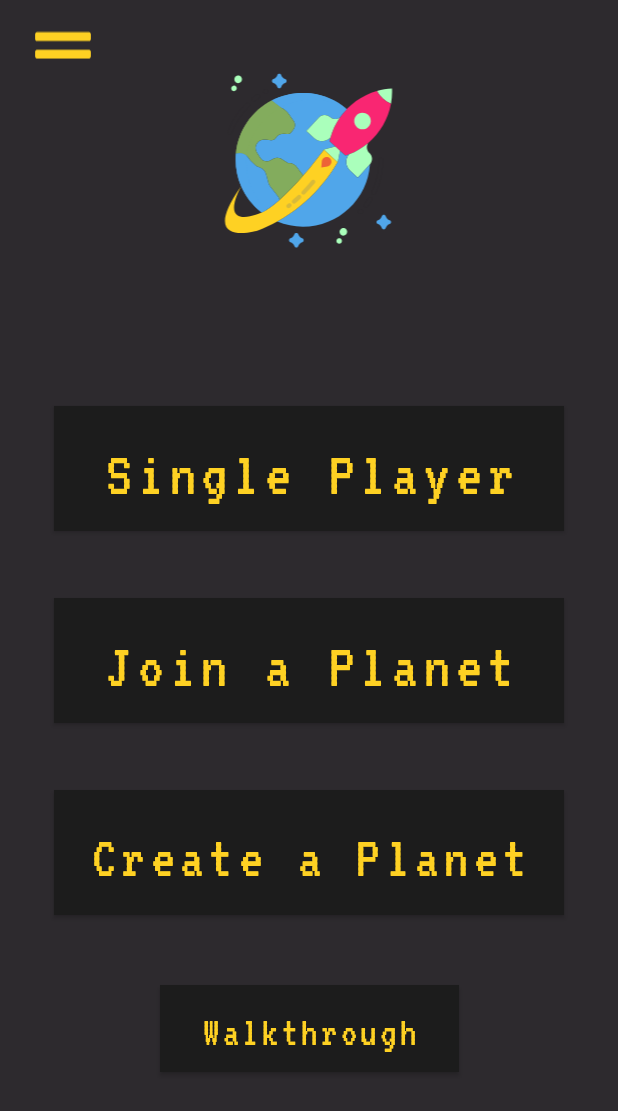
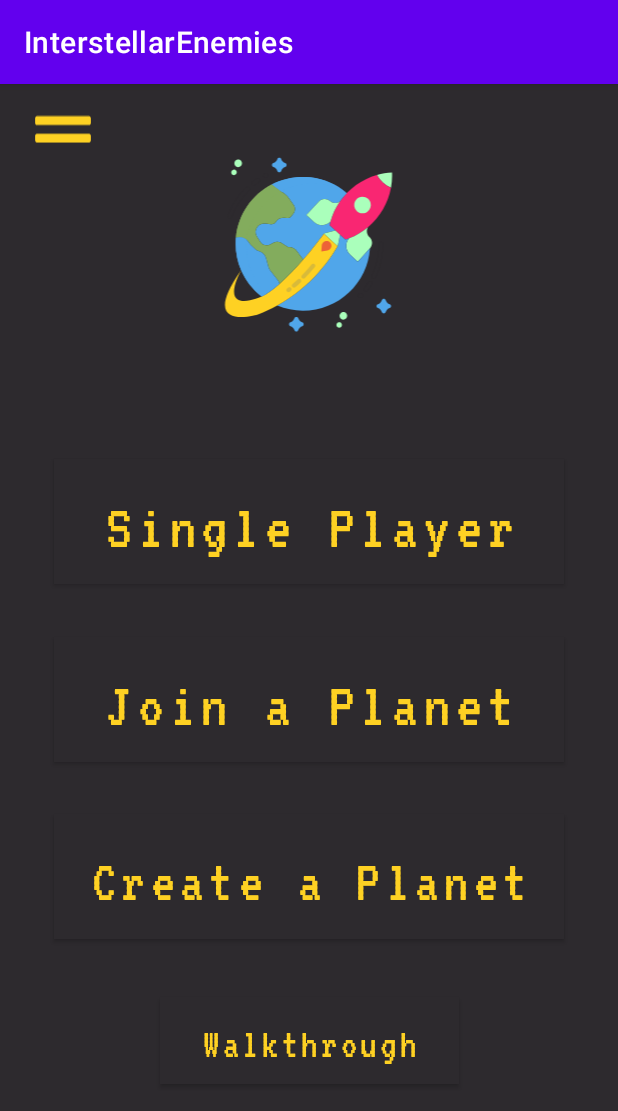
Before and after one commit to emre-cil/interstellar-enemies, an Android app: the screen it shows after launch once a user with an empty profile is signed in (HomePage), on a phone screen of 412 x 824 dp. Shown: the top 1111 px of the screen. Run offline under Robolectric (Android 15) with nearby library versions, the phone set to English and light mode, and no system bars; our stand-ins replace Firebase (no records; nobody signed in at launch, a user with empty details on screens opened directly).

Commit message:
Add colors to colors.xml
Co-Authored-By: Kheseyroon <info.emrecil@gmail.com>
Signed-off-by: mmkarakaya <karakaya.mehmet.melih@gmail.com>

```diff
--- a/app/src/main/res/layout/activity_create_planet_page.xml
+++ b/app/src/main/res/layout/activity_create_planet_page.xml
@@ -4,7 +4,7 @@
     xmlns:tools="http://schemas.android.com/tools"
     android:layout_width="match_parent"
     android:layout_height="match_parent"
-    android:background="#2D2A2E"
+    android:background="@color/black"
     tools:context=".CreatePlanetPage">
 
     <TextView
@@ -12,7 +12,7 @@
         android:layout_width="wrap_content"
         android:layout_height="wrap_content"
         android:text="create a planet page"
-        android:textColor="#009688"
+        android:textColor="@color/cyan"
         tools:layout_editor_absoluteX="148dp"
         tools:layout_editor_absoluteY="246dp" />
 </androidx.constraintlayout.widget.ConstraintLayout>
--- a/app/src/main/res/layout/activity_home_page.xml
+++ b/app/src/main/res/layout/activity_home_page.xml
@@ -12,13 +12,13 @@
         android:layout_width="340sp"
         android:layout_height="95dp"
         android:fontFamily="@font/vt323"
-        android:shadowColor="#000000"
+        android:shadowColor="@color/black"
         android:text="@string/join_a_planet"
         android:textAlignment="center"
         android:textAllCaps="false"
-        android:textColor="#FED123"
+        android:textColor="@color/yellow"
         android:textSize="43sp"
-        app:backgroundTint="#1C1C1C"
+        app:backgroundTint="@color/black"
         app:cornerRadius="0sp"
         app:layout_constraintBottom_toBottomOf="parent"
         app:layout_constraintEnd_toEndOf="parent"
@@ -33,13 +33,13 @@
         android:layout_width="340sp"
         android:layout_height="95dp"
         android:fontFamily="@font/vt323"
-        android:shadowColor="#000000"
+        android:shadowColor="@color/black"
         android:text="@string/create_a_planet"
         android:textAlignment="center"
         android:textAllCaps="false"
-        android:textColor="#FED123"
+        android:textColor="@color/yellow"
         android:textSize="40sp"
-        app:backgroundTint="#1C1C1C"
+        app:backgroundTint="@color/black"
         app:cornerRadius="0sp"
         app:layout_constraintBottom_toBottomOf="parent"
         app:layout_constraintEnd_toEndOf="parent"
@@ -54,13 +54,13 @@
         android:layout_width="199dp"
         android:layout_height="70dp"
         android:fontFamily="@font/vt323"
-        android:shadowColor="#000000"
+        android:shadowColor="@color/black"
         android:text="@string/walkthrough"
         android:textAlignment="center"
         android:textAllCaps="false"
-        android:textColor="#FED123"
+        android:textColor="@color/yellow"
         android:textSize="27sp"
-        app:backgroundTint="#1C1C1C"
+        app:backgroundTint="@color/black"
         app:cornerRadius="0sp"
         app:layout_constraintBottom_toBottomOf="parent"
         app:layout_constraintEnd_toEndOf="parent"
@@ -76,13 +76,13 @@
         android:layout_height="95dp"
         android:cursorVisible="false"
         android:fontFamily="@font/vt323"
-        android:shadowColor="#000000"
+        android:shadowColor="@color/black"
         android:text="@string/single_player"
         android:textAlignment="center"
         android:textAllCaps="false"
-        android:textColor="#FED123"
+        android:textColor="@color/yellow"
         android:textSize="43sp"
-        app:backgroundTint="#1C1C1C"
+        app:backgroundTint="@color/black"
         app:cornerRadius="0sp"
         app:layout_constraintBottom_toBottomOf="parent"
         app:layout_constraintEnd_toEndOf="parent"
--- a/app/src/main/res/layout/activity_join_planet_page.xml
+++ b/app/src/main/res/layout/activity_join_planet_page.xml
@@ -4,7 +4,7 @@
     xmlns:tools="http://schemas.android.com/tools"
     android:layout_width="match_parent"
     android:layout_height="match_parent"
-    android:background="#2D2A2E"
+    android:background="@color/black"
     tools:context=".JoinPlanetPage">
 
     <TextView
@@ -12,7 +12,7 @@
         android:layout_width="wrap_content"
         android:layout_height="wrap_content"
         android:text="join a planet page"
-        android:textColor="#009688"
+        android:textColor="@color/cyan"
         tools:layout_editor_absoluteX="181dp"
         tools:layout_editor_absoluteY="255dp" />
 </androidx.constraintlayout.widget.ConstraintLayout>
--- a/app/src/main/res/layout/activity_single_player_page.xml
+++ b/app/src/main/res/layout/activity_single_player_page.xml
@@ -4,7 +4,7 @@
     xmlns:tools="http://schemas.android.com/tools"
     android:layout_width="match_parent"
     android:layout_height="match_parent"
-    android:background="#2D2A2E"
+    android:background="@color/black"
     tools:context=".SinglePlayerPage">
 
     <TextView
@@ -12,7 +12,7 @@
         android:layout_width="wrap_content"
         android:layout_height="wrap_content"
         android:text="single player page"
-        android:textColor="#009688"
+        android:textColor="@color/cyan"
         app:layout_constraintBottom_toBottomOf="parent"
         app:layout_constraintEnd_toEndOf="parent"
         app:layout_constraintHorizontal_bias="0.5"
--- a/app/src/main/res/values-night/themes.xml
+++ b/app/src/main/res/values-night/themes.xml
@@ -1,6 +1,6 @@
 <resources xmlns:tools="http://schemas.android.com/tools">
     <!-- Base application theme. -->
-    <style name="Theme.InterstellarEnemies" parent="Theme.MaterialComponents.DayNight.NoActionBar">
+    <style name="Theme.InterstellarEnemies" parent="Theme.MaterialComponents.DayNight.DarkActionBar">
         <!-- Primary brand color. -->
         <item name="colorPrimary">@color/purple_200</item>
         <item name="colorPrimaryVariant">@color/purple_700</item>
--- a/app/src/main/res/values/colors.xml
+++ b/app/src/main/res/values/colors.xml
@@ -5,6 +5,18 @@
     <color name="purple_700">#FF3700B3</color>
     <color name="teal_200">#FF03DAC5</color>
     <color name="teal_700">#FF018786</color>
-    <color name="black">#FF000000</color>
-    <color name="white">#FFFFFFFF</color>
+
+    <!-- Interstellar Enemies Colors -->
+    <color name="black">#2D2A2E</color>
+    <color name="black.dark">#1C1C1C</color>
+    <color name="black.absolute">#000000</color>
+
+    <color name="white">#FEDFED</color>
+    <color name="white.absolute">#FFFFFF</color>
+
+    <color name="purple">#F92672</color>
+    <color name="yellow">#FED123</color>
+    <color name="green">#83ac5d</color>
+    <color name="cyan">#009688</color>
+    <!-- End of IE Colors -->
 </resources>
--- a/app/src/main/res/values/themes.xml
+++ b/app/src/main/res/values/themes.xml
@@ -1,6 +1,6 @@
 <resources xmlns:tools="http://schemas.android.com/tools">
     <!-- Base application theme. -->
-    <style name="Theme.InterstellarEnemies" parent="Theme.MaterialComponents.DayNight.NoActionBar">
+    <style name="Theme.InterstellarEnemies" parent="Theme.MaterialComponents.DayNight.DarkActionBar">
         <!-- Primary brand color. -->
         <item name="colorPrimary">@color/purple_500</item>
         <item name="colorPrimaryVariant">@color/purple_700</item>
```
Also changed, not shown: app/src/main/res/layout/activity_main.xml (+8 -5 lines), app/src/main/res/layout/activity_register_page.xml (+8 -8 lines), app/src/main/res/layout/activity_reset_pass_page.xml (+5 -5 lines), app/src/main/res/layout/activity_sign_in_page.xml (+11 -11 lines).
